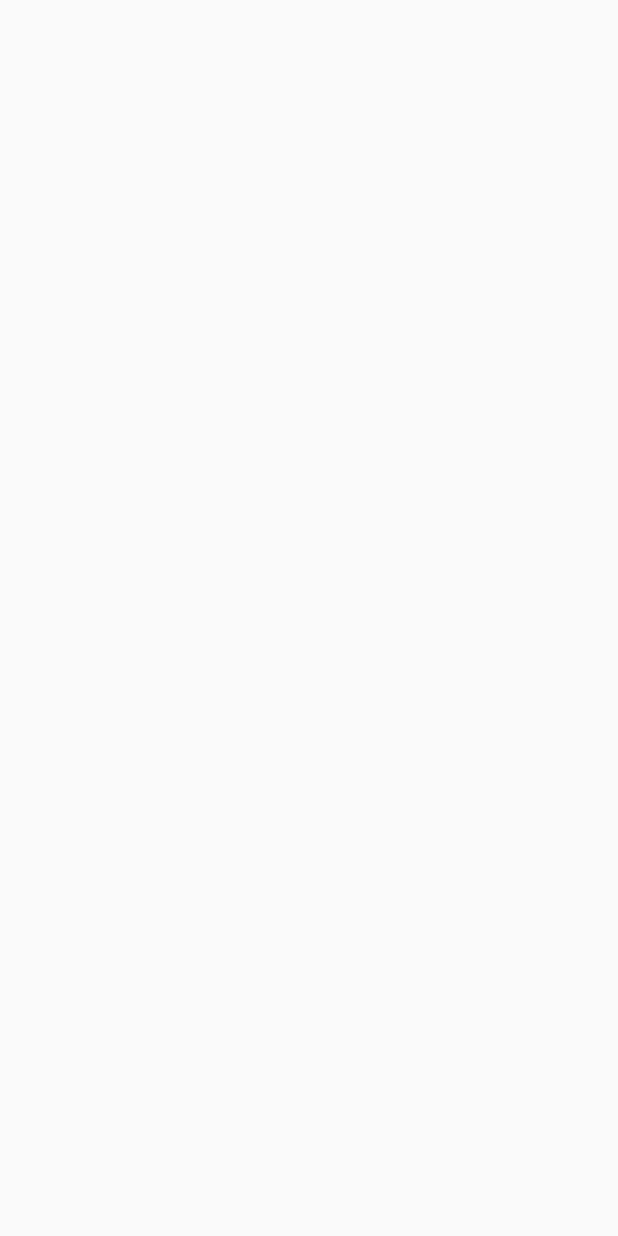
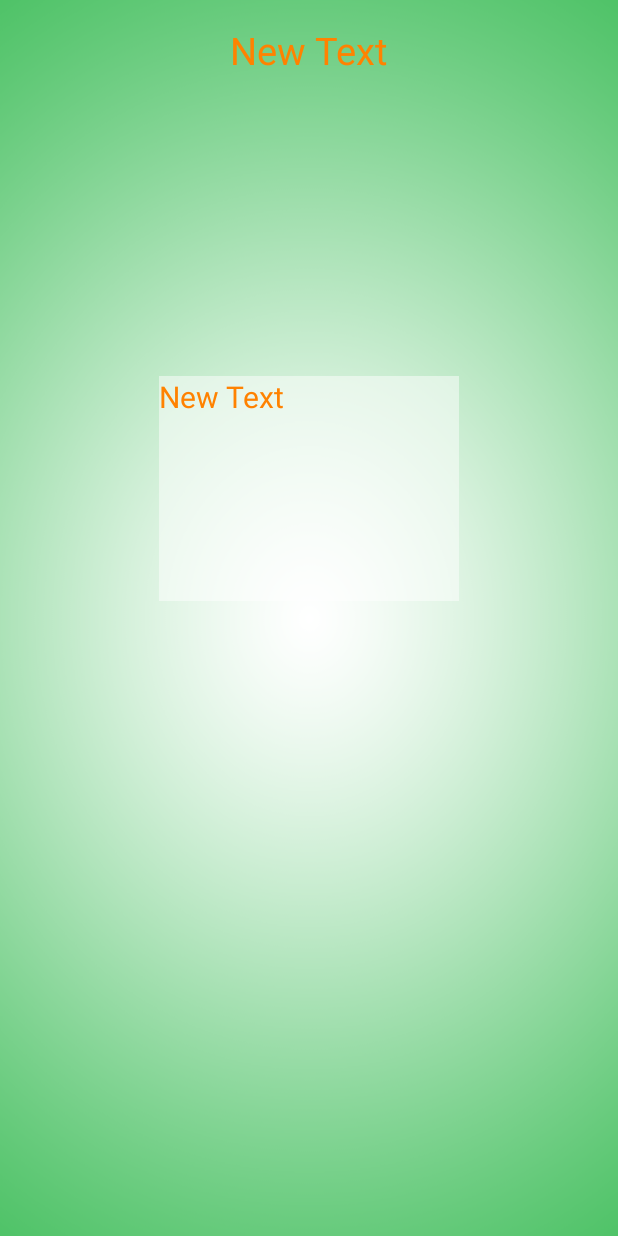
Before and after one commit to suthidlee/My-Traffic, an Android app: the DetailActivity screen opened directly, with no data from a screen before it, on a phone screen of 412 x 824 dp. Before the commit the screen is empty. Run offline under Robolectric (Android 15) with nearby library versions, the light colour scheme and no system bars.

Commit message:
Design UI Detail finish

```diff
--- a/app/src/main/java/saelee/suthida/mytraffic/MainActivity.java
+++ b/app/src/main/java/saelee/suthida/mytraffic/MainActivity.java
@@ -79,6 +79,8 @@
                 intIcon, titleStrings, detailStrings);
         trafficListView.setAdapter(myAdapter);
 
+
+
     }// CreateListView
 
 
--- a/app/src/main/res/layout/activity_detail.xml
+++ b/app/src/main/res/layout/activity_detail.xml
@@ -7,6 +7,41 @@
     android:paddingLeft="@dimen/activity_horizontal_margin"
     android:paddingRight="@dimen/activity_horizontal_margin"
     android:paddingTop="@dimen/activity_vertical_margin"
-    tools:context="saelee.suthida.mytraffic.DetailActivity">
+    tools:context="saelee.suthida.mytraffic.DetailActivity"
+    android:background="@drawable/bg6">
 
+    <LinearLayout
+        android:orientation="vertical"
+        android:layout_width="match_parent"
+        android:layout_height="match_parent"
+        android:gravity="center_horizontal">
+
+        <TextView
+            android:layout_width="wrap_content"
+            android:layout_height="wrap_content"
+            android:text="New Text"
+            android:id="@+id/textView4"
+            android:textSize="@dimen/h1"
+            android:textColor="@color/text" />
+
+        <ImageView
+            android:layout_width="@dimen/image"
+            android:layout_height="@dimen/image"
+            android:id="@+id/imageView2" />
+
+        <ScrollView
+            android:layout_width="@dimen/image"
+            android:layout_height="150dp"
+            android:id="@+id/scrollView"
+            android:background="#82ffffff">
+
+            <TextView
+                android:layout_width="wrap_content"
+                android:layout_height="wrap_content"
+                android:text="New Text"
+                android:id="@+id/textView5"
+                android:textColor="@color/text"
+                android:textSize="@dimen/h2" />
+        </ScrollView>
+    </LinearLayout>
 </RelativeLayout>
--- a/app/src/main/res/values/dimens.xml
+++ b/app/src/main/res/values/dimens.xml
@@ -4,7 +4,7 @@
     <dimen name="activity_vertical_margin">16dp</dimen>
 
     <dimen name="h1">25sp</dimen>
-    <dimen name="h2">15sp</dimen>
+    <dimen name="h2">20sp</dimen>
     <dimen name="icon">130dp</dimen>
     <dimen name="image">200dp</dimen>
 </resources>
```
